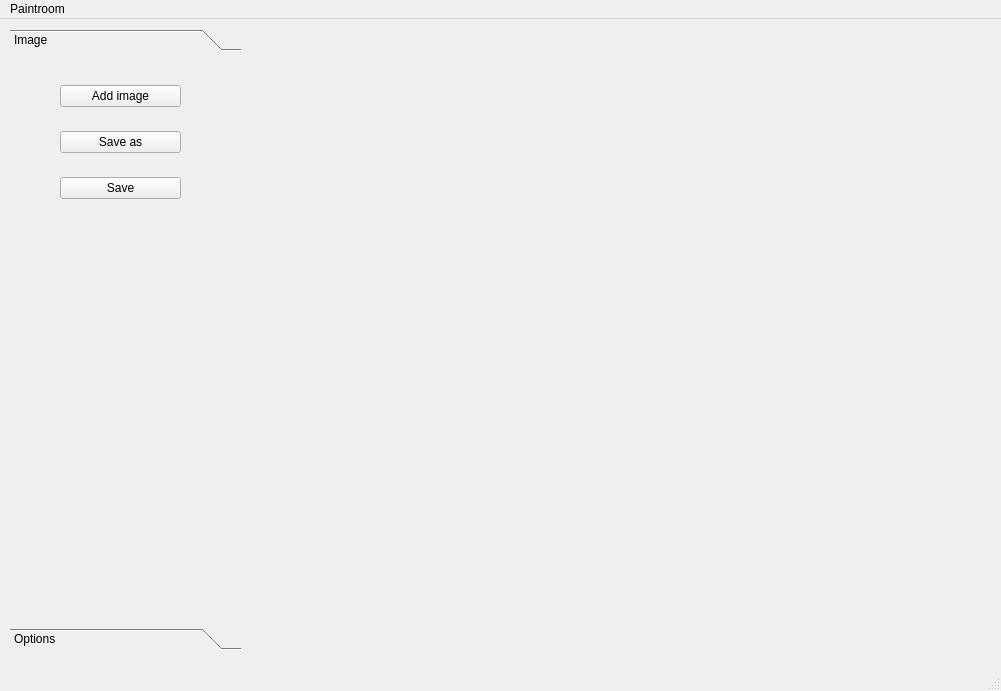
Before: the Qt Designer form mainwindow.ui in HelenaMaslowska/Paintroom, drawn with Qt 5.
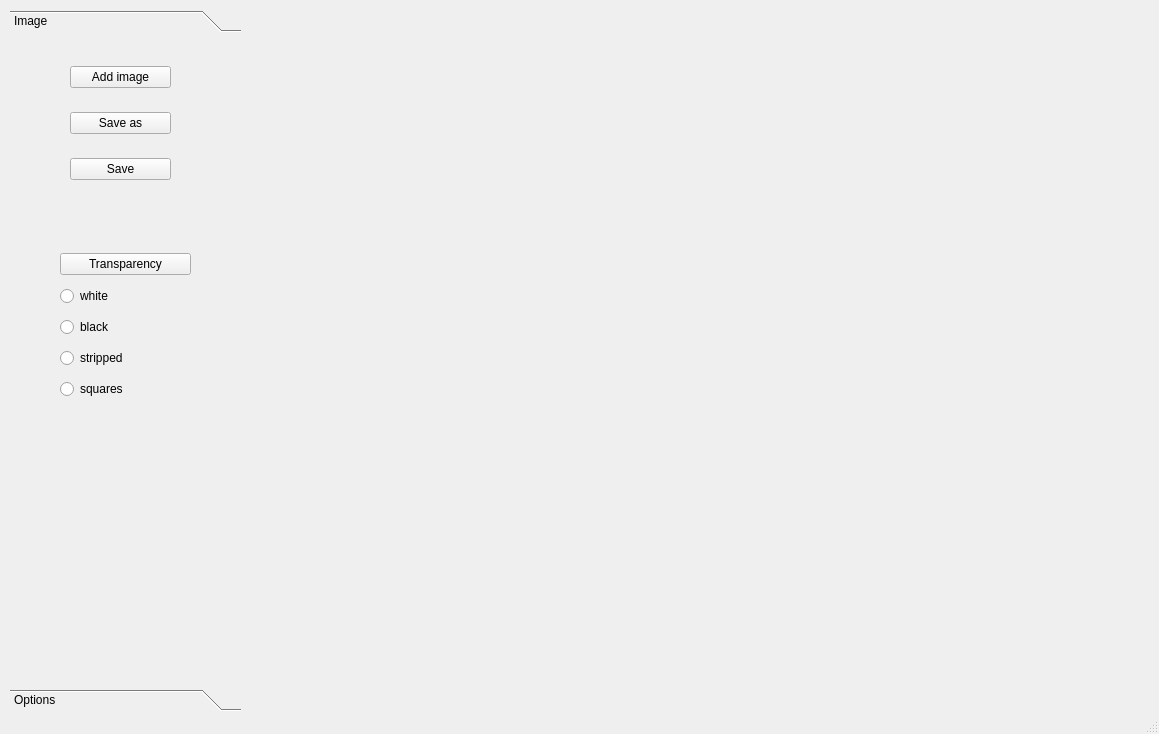
After: the same form once the commit is applied. The open tabs and pages were chosen to show the change.

Diff of the .ui file:
```diff
--- a/mainwindow.ui
+++ b/mainwindow.ui
@@ -6,8 +6,8 @@
    <rect>
     <x>0</x>
     <y>0</y>
-    <width>1001</width>
-    <height>691</height>
+    <width>1159</width>
+    <height>734</height>
    </rect>
   </property>
   <property name="windowTitle">
@@ -20,7 +20,7 @@
       <x>10</x>
       <y>10</y>
       <width>231</width>
-      <height>621</height>
+      <height>701</height>
      </rect>
     </property>
     <layout class="QVBoxLayout" name="verticalLayout_3">
@@ -35,7 +35,7 @@
           <x>0</x>
           <y>0</y>
           <width>229</width>
-          <height>557</height>
+          <height>639</height>
          </rect>
         </property>
         <attribute name="label">
@@ -44,9 +44,9 @@
         <widget class="QWidget" name="verticalLayoutWidget">
          <property name="geometry">
           <rect>
-           <x>50</x>
+           <x>60</x>
            <y>10</y>
-           <width>121</width>
+           <width>101</width>
            <height>151</height>
           </rect>
          </property>
@@ -74,6 +74,59 @@
           </item>
          </layout>
         </widget>
+        <widget class="QWidget" name="verticalLayoutWidget_5">
+         <property name="geometry">
+          <rect>
+           <x>50</x>
+           <y>210</y>
+           <width>131</width>
+           <height>159</height>
+          </rect>
+         </property>
+         <layout class="QVBoxLayout" name="verticalLayout">
+          <item>
+           <widget class="QPushButton" name="pushButton">
+            <property name="text">
+             <string>Transparency</string>
+            </property>
+            <property name="checkable">
+             <bool>true</bool>
+            </property>
+            <property name="checked">
+             <bool>false</bool>
+            </property>
+           </widget>
+          </item>
+          <item>
+           <widget class="QRadioButton" name="white_radiobtn">
+            <property name="text">
+             <string>white</string>
+            </property>
+           </widget>
+          </item>
+          <item>
+           <widget class="QRadioButton" name="black_radiobtn">
+            <property name="text">
+             <string>black</string>
+            </property>
+           </widget>
+          </item>
+          <item>
+           <widget class="QRadioButton" name="stripped_radiobtn">
+            <property name="text">
+             <string>stripped</string>
+            </property>
+           </widget>
+          </item>
+          <item>
+           <widget class="QRadioButton" name="squares_radiobtn">
+            <property name="text">
+             <string>squares</string>
+            </property>
+           </widget>
+          </item>
+         </layout>
+        </widget>
        </widget>
        <widget class="QWidget" name="page_2">
         <property name="geometry">
@@ -391,10 +444,10 @@
    <widget class="QLabel" name="image_shower">
     <property name="geometry">
      <rect>
-      <x>262</x>
-      <y>19</y>
-      <width>711</width>
-      <height>611</height>
+      <x>252</x>
+      <y>10</y>
+      <width>900</width>
+      <height>700</height>
      </rect>
     </property>
     <property name="text">
@@ -402,22 +455,6 @@
     </property>
    </widget>
   </widget>
-  <widget class="QMenuBar" name="menubar">
-   <property name="geometry">
-    <rect>
-     <x>0</x>
-     <y>0</y>
-     <width>1001</width>
-     <height>22</height>
-    </rect>
-   </property>
-   <widget class="QMenu" name="menuPaintroom">
-    <property name="title">
-     <string>Paintroom</string>
-    </property>
-   </widget>
-   <addaction name="menuPaintroom"/>
-  </widget>
   <widget class="QStatusBar" name="statusbar"/>
  </widget>
  <resources/>
```
Left out of the diff: 15 changed lines with no effect on the pictures.
